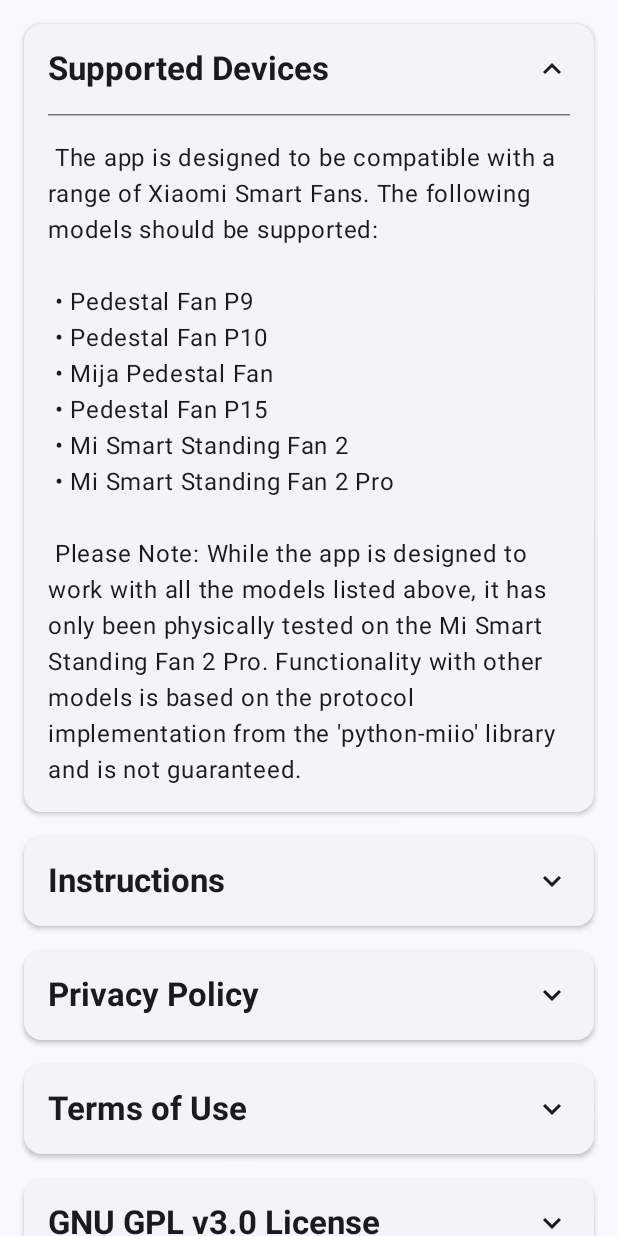
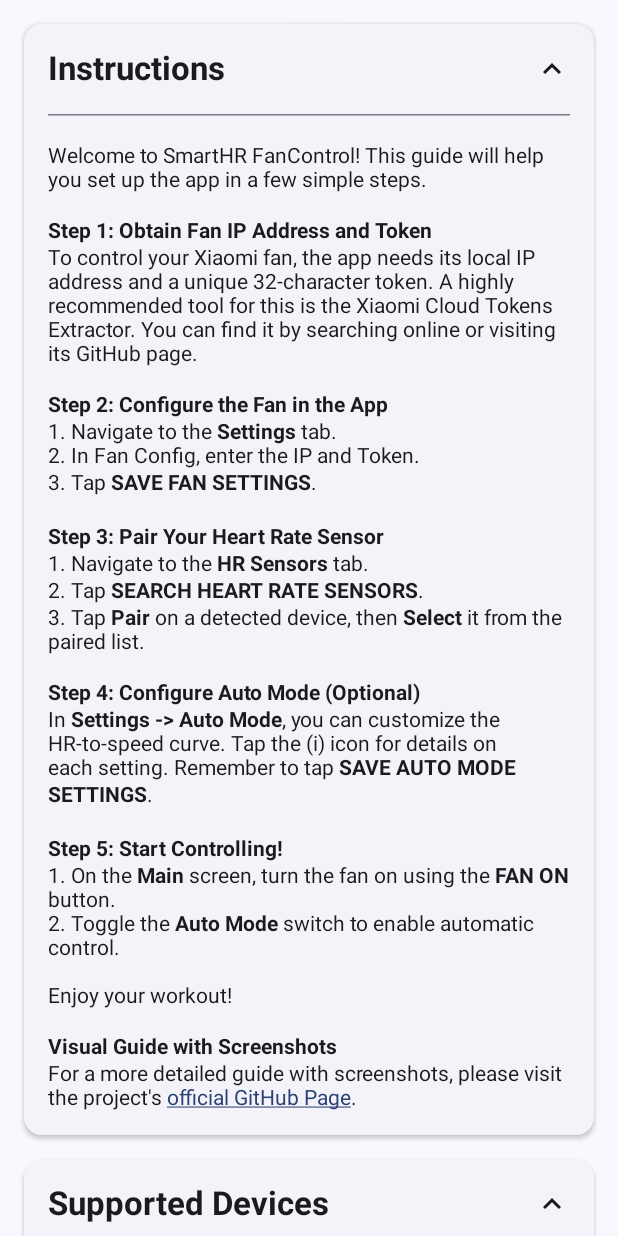
Before and after one commit to chudzik28/SmartHR-FanControl, an Android app built with Jetpack Compose: the composable InfoContent shown on its own in the app's theme, after a tap on "Supported Devices", on a phone screen of 412 x 824 dp. Run offline under Robolectric (Android 15) with nearby library versions, the phone set to English and light mode, and no system bars; 4 statements that could not run were skipped; 1 other tap on this screen came first.

Commit message:
Initial commit

```diff
--- a/app/src/main/java/com/chudzikiewicz/smarthrfancontrol/ui/screens/SettingsScreen.kt
+++ b/app/src/main/java/com/chudzikiewicz/smarthrfancontrol/ui/screens/SettingsScreen.kt
@@ -349,20 +349,18 @@ private fun InfoContent(navController: NavController) {
             .padding(16.dp),
         verticalArrangement = Arrangement.spacedBy(16.dp)
     ) {
+        ExpandableInfoCard(title = stringResource(id = R.string.info_instructions_title)) {
+            HtmlText(html = stringResource(id = R.string.info_instructions_content))
+        }
         ExpandableInfoCard(title = stringResource(id = R.string.info_supported_devices_title)) {
-            Text(text = stringResource(id = R.string.info_supported_devices_content))
-        }
-        ExpandableInfoCard(title = stringResource(id = R.string.info_instructions_title)) {
-            Text(text = stringResource(id = R.string.info_instructions_content))
+            HtmlText(html = stringResource(id = R.string.info_supported_devices_content))
         }
         ExpandableInfoCard(title = stringResource(id = R.string.info_privacy_policy_title)) {
-            Text(text = stringResource(id = R.string.info_privacy_policy_content))
+            HtmlText(html = stringResource(id = R.string.info_privacy_policy_content))
         }
         ExpandableInfoCard(title = stringResource(id = R.string.info_terms_of_use_title)) {
-            Text(text = stringResource(id = R.string.info_terms_of_use_content))
+            HtmlText(html = stringResource(id = R.string.info_terms_of_use_content))
         }
-
-        // NOWA KARTA LICENCJI APLIKACJI
         ExpandableInfoCard(title = stringResource(id = R.string.info_gpl_license_title)) {
             HtmlText(html = stringResource(id = R.string.info_gpl_license_content))
         }
@@ -401,6 +399,7 @@ private fun InfoContent(navController: NavController) {
                     fontWeight = FontWeight.Bold
                 )
                 Spacer(modifier = Modifier.height(4.dp))
+                // Ten string nie ma HTML, więc zwykły Text jest OK
                 Text(
                     text = stringResource(id = R.string.info_acknowledgements_content),
                     style = MaterialTheme.typography.bodyMedium,
@@ -486,7 +485,7 @@ fun HtmlText(html: String, modifier: Modifier = Modifier) {
     val linkColor = MaterialTheme.colorScheme.primary
 
     AndroidView(
-        modifier = modifier,
+        modifier = modifier.fillMaxWidth(),
         factory = { context ->
             TextView(context).apply {
                 movementMethod = LinkMovementMethod.getInstance()
--- a/app/src/main/res/values/strings.xml
+++ b/app/src/main/res/values/strings.xml
@@ -1,111 +1,89 @@
 <resources>
-    <string name="app_name">SmartHr FanControl</string>
+    <string name="app_name">SmartHR FanControl</string>
 
     <string name="info_supported_devices_title">Supported Devices</string>
-    <string name="info_supported_devices_content">
-        The app is designed to be compatible with a range of Xiaomi Smart Fans. The following models should be supported:\n\n
-        • Pedestal Fan P9\n
-        • Pedestal Fan P10\n
-        • Mija Pedestal Fan\n
-        • Pedestal Fan P15\n
-        • Mi Smart Standing Fan 2\n
-        • Mi Smart Standing Fan 2 Pro\n\n
+    <string name="info_supported_devices_content"><![CDATA[
+        The app is designed to be compatible with a range of Xiaomi Smart Fans. The following models should be supported:<br/><br/>
+        • Pedestal Fan P9<br/>
+        • Pedestal Fan P10<br/>
+        • Mija Pedestal Fan<br/>
+        • Pedestal Fan P15<br/>
+        • Mi Smart Standing Fan 2<br/>
+        • Mi Smart Standing Fan 2 Pro<br/><br/>
         <b>Please Note:</b> While the app is designed to work with all the models listed above, it has only been physically tested on the <b>Mi Smart Standing Fan 2 Pro</b>. Functionality with other models is based on the protocol implementation from the \'python-miio\' library and is not guaranteed.
-    </string>
+    ]]></string>
 
     <string name="info_instructions_title">Instructions</string>
-    <string name="info_instructions_content">
-    Welcome to SmartHR FanControl! This guide will help you set up the app in a few simple steps.\n\n
-
-    <b>Step 1: Obtain Fan IP Address and Token</b>\n
-    To control your Xiaomi fan, the app needs its local IP address and a unique 32-character token. Since this app is not affiliated with Xiaomi, you need to retrieve this information yourself using open-source tools.\n\n
-    A highly recommended and user-friendly tool for this is the "Xiaomi Cloud Tokens Extractor". You can find it by searching online or visiting its GitHub page. Simply log in with your Xiaomi/Mi Home account, and the tool will display the IP and Token for all your devices.\n\n
-
-    <b>Step 2: Configure the Fan in the App</b>\n
-    1. Navigate to the <b>Settings</b> tab (the gear icon).\n
-    2. In the "Fan Config" section, enter the IP Address and Token you obtained in the previous step.\n
-    3. Tap the <b>SAVE FAN SETTINGS</b> button. The app will attempt to connect. If successful, the fan status on the Main screen will change to "Connected".\n\n
-
-    <b>Step 3: Pair Your Heart Rate Sensor</b>\n
-    1. Navigate to the <b>HR Sensors</b> tab (the Bluetooth icon).\n
-    2. Tap the <b>SEARCH HEART RATE SENSORS</b> button. The app will scan for nearby BLE heart rate devices for 10 seconds.\n
-    3. New devices will appear under "Detected Devices". Tap <b>Pair</b> to add a sensor to your saved list.\n
-    4. Once a device is paired, it will appear in the "Paired Sensors" list. Tap <b>Select</b> to make it the active sensor for the app.\n\n
-
-    <b>Step 4: Configure Auto Mode (Optional)</b>\n
-    The app comes with sensible default settings, but you can customize them in the <b>Settings -> Auto Mode</b> tab.\n
-    • <b>Heart Rate Range:</b> Defines your effort zone. Below HR Min, the fan runs at minimum speed; above HR Max, at maximum speed.\n
-    • <b>Fan Speed Range:</b> Sets the minimum and maximum speed limits for Auto Mode.\n
-    • <b>Exponent &amp; Smoothing:</b> Advanced settings to control how quickly and smoothly the fan reacts to changes in your heart rate. You can learn more by tapping the (i) icon next to each setting.\n
-    After making changes, remember to tap <b>SAVE AUTO MODE SETTINGS</b>.\n\n
-
-    <b>Step 5: Start Controlling!</b>\n
-    You are now ready to go!\n
-    1. On the <b>Main</b> screen (the home icon), first turn the fan on using the main <b>FAN ON</b> button at the bottom.\n
-    2. To activate automatic control, toggle the <b>Auto Mode</b> switch. The fan speed will now adjust automatically based on your heart rate.\n
-    3. To control the speed manually, make sure Auto Mode is off and use the slider.\n\n
-
-    Enjoy your workout!
-    \n\n<b>Visual Guide with Screenshots</b>\n
-    For a more detailed, visual guide with screenshots, please visit the project\'s official GitHub page:\n
-    &lt;a href="https://github.com/chudzik28/SmartHR-FanControl"&gt;https://github.com/chudzik28/SmartHR-FanControl&lt;/a&gt;
-</string>
+    <string name="info_instructions_content"><![CDATA[
+        Welcome to SmartHR FanControl! This guide will help you set up the app in a few simple steps.<br/><br/>
+        <b>Step 1: Obtain Fan IP Address and Token</b><br/>
+        To control your Xiaomi fan, the app needs its local IP address and a unique 32-character token. A highly recommended tool for this is the "Xiaomi Cloud Tokens Extractor". You can find it by searching online or visiting its GitHub page.<br/><br/>
+        <b>Step 2: Configure the Fan in the App</b><br/>
+        1. Navigate to the <b>Settings</b> tab.<br/>
+        2. In "Fan Config", enter the IP and Token.<br/>
+        3. Tap <b>SAVE FAN SETTINGS</b>.<br/><br/>
+        <b>Step 3: Pair Your Heart Rate Sensor</b><br/>
+        1. Navigate to the <b>HR Sensors</b> tab.<br/>
+        2. Tap <b>SEARCH HEART RATE SENSORS</b>.<br/>
+        3. Tap <b>Pair</b> on a detected device, then <b>Select</b> it from the paired list.<br/><br/>
+        <b>Step 4: Configure Auto Mode (Optional)</b><br/>
+        In <b>Settings -> Auto Mode</b>, you can customize the HR-to-speed curve. Tap the (i) icon for details on each setting. Remember to tap <b>SAVE AUTO MODE SETTINGS</b>.<br/><br/>
+        <b>Step 5: Start Controlling!</b><br/>
+        1. On the <b>Main</b> screen, turn the fan on using the <b>FAN ON</b> button.<br/>
+        2. Toggle the <b>Auto Mode</b> switch to enable automatic control.<br/><br/>
+        Enjoy your workout!<br/><br/>
+        <b>Visual Guide with Screenshots</b><br/>
+        For a more detailed guide with screenshots, please visit the project\'s <a href="https://github.com/chudzik28/SmartHR-FanControl">official GitHub Page</a>.
+    ]]></string>
 
     <string name="info_privacy_policy_title">Privacy Policy</string>
-    <string name="info_privacy_policy_content">
-    Last updated: October 30, 2025\n\n
-    Thank you for using SmartHR FanControl. Your privacy is critically important to us.\n\n
-    <b>1. Data Collection and Use</b>\n
-    This application is a hobby project and operates on a principle of "zero data collection." We do not collect, store, or transmit any personal or usage data to the developer or any third party. The application does not contain advertisements or any form of analytics tracking.\n\n
-    <b>2. Data Storage and Security</b>\n
-    To function, the application requires you to provide sensitive information, such as your fan\'s IP address and token, as well as the MAC addresses of your Bluetooth heart rate sensors. All of this data is stored exclusively on your device. We use Android\'s Jetpack Security library (EncryptedSharedPreferences) to encrypt this data, ensuring it is protected and inaccessible to other applications.\n\n
-    <b>3. Heart Rate (Biometric) Data</b>\n
-    The application receives heart rate data from your chosen Bluetooth sensor in real-time to control your fan. This biometric data is processed entirely on your device and is never stored, logged, or transmitted off your device by the application.\n\n
-    The "Heart Rate Sharing" feature allows you to re-broadcast your heart rate as a standard Bluetooth HR peripheral. Enabling this feature is your choice and responsibility. The application only facilitates this broadcast; it does not monitor or record where this data is sent.\n\n
-    <b>4. Permissions</b>\n
-    The application requires certain permissions to function (e.g., Wi-Fi and Bluetooth access). These permissions are used exclusively for the application\'s core functionality: discovering and communicating with your HR sensor and fan, and optionally, re-broadcasting your heart rate.\n\n
-    <b>5. Third-Party Services</b>\n
-    The application includes a link to "Buy Me a Coffee" for voluntary support. If you choose to use this link, you will be redirected to a third-party website. Your interaction with that website is governed by their own privacy policy and terms of service.\n\n
-    <b>6. Changes to This Privacy Policy</b>\n
-    We may update our Privacy Policy from time to time. We will notify you of any changes by posting the new Privacy Policy within the application.
-</string>
+    <string name="info_privacy_policy_content"><![CDATA[
+        Last updated: October 30, 2025<br/><br/>
+        <b>1. Data Collection and Use</b><br/>
+        This application is a hobby project and does not collect, store, or transmit any personal data. It does not contain advertisements or analytics.<br/><br/>
+        <b>2. Data Storage and Security</b><br/>
+        All settings (fan IP/token, device addresses) are stored exclusively and encrypted on your device. No data ever leaves your phone.<br/><br/>
+        <b>3. Heart Rate (Biometric) Data</b><br/>
+        Heart rate data is processed in real-time on your device and is never stored. Enabling the "Heart Rate Sharing" feature is your choice and responsibility.<br/><br/>
+        <b>4. Permissions</b><br/>
+        Permissions are used exclusively for the app\'s core functionality (communicating with your devices).<br/><br/>
+        <b>5. Third-Party Services</b><br/>
+        The "Buy Me a Coffee" link redirects to a third-party website, governed by its own privacy policy.<br/><br/>
+        <b>6. Changes to This Privacy Policy</b><br/>
+        We may update our Privacy Policy from time to time by posting the new policy within the application.
+    ]]></string>
 
     <string name="info_terms_of_use_title">Terms of Use</string>
-    <string name="info_terms_of_use_content">
-        Last updated: October 30, 2025\n\n
-        By downloading or using the SmartHR FanControl application ("App"), you agree to be bound by these Terms of Use.\n\n
-        <b>1. Software License</b>\n
-        This App is free software, distributed under the terms of the GNU General Public License v3.0 (GPLv3). The full text of the license governs your rights to use, modify, and distribute this software. A summary of these terms is provided for convenience, but the full license text is legally binding.\n\n
-        <b>2. "As Is" Basis and Limitation of Liability</b>\n
-        This App is a personal, hobby project and is provided "AS IS" without any warranties of any kind. In no event shall the developer be liable for any damages resulting from the use or inability to use the App. The entire risk as to the quality and performance of the App is with you.\n\n
-        <b>3. Disclaimer of Affiliation</b>\n
-        This App is an independent project and is not affiliated with, authorized, maintained, sponsored, or endorsed by Xiaomi Inc. or any of its affiliates or subsidiaries.\n\n
-        <b>4. User Responsibility</b>\n
-        You are solely responsible for obtaining your fan\'s IP address and token using third-party tools and for the consequences of using any feature of the App, including "Heart Rate Sharing."\n\n
-        <b>5. Voluntary Support</b>\n
-        The App may include a link for voluntary financial support. Supporting the project is entirely optional and does not grant you any additional features or rights.
-    </string>
+    <string name="info_terms_of_use_content"><![CDATA[
+        Last updated: October 30, 2025<br/><br/>
+        By downloading or using this application ("App"), you agree to be bound by these Terms of Use.<br/><br/>
+        <b>1. Software License</b><br/>
+        This App is free software, distributed under the terms of the <b>GNU General Public License v3.0 (GPLv3)</b>. The full license text governs your rights to use, modify, and distribute this software.<br/><br/>
+        <b>2. "As Is" Basis and Limitation of Liability</b><br/>
+        This App is a hobby project provided "AS IS" without any warranties. In no event shall the developer be liable for any damages resulting from the use of the App.<br/><br/>
+        <b>3. Disclaimer of Affiliation</b><br/>
+        This App is an independent project and is not affiliated with, or endorsed by, Xiaomi Inc.<br/><br/>
+        <b>4. User Responsibility</b><br/>
+        You are solely responsible for obtaining your fan\'s IP address and token and for all consequences of using this App.
+    ]]></string>
+
     <string name="info_oss_licenses_title">Open Source Licenses</string>
     <string name="info_oss_licenses_summary">View licenses of open source software used in this app.</string>
+
     <string name="info_acknowledgements_title">Acknowledgements</string>
-    <string name="info_acknowledgements_content">
-        The core fan control logic in this application is a Kotlin reimplementation of the excellent work done by the developers
-        of the open-source \'python-miio\' library, which is licensed under the GNU General Public License v3.0.
-        This project would not have been possible without their efforts.
-    </string>
+    <string name="info_acknowledgements_content"><![CDATA[
+        The core fan control logic in this application is a Kotlin reimplementation of the excellent work done by the developers of the open-source <b>\'python-miio\'</b> library, which is licensed under the GNU General Public License v3.0. This project would not have been possible without their efforts.
+    ]]></string>
+
     <string name="info_gpl_license_title">GNU GPL v3.0 License</string>
-    <string name="info_gpl_license_content">
-        This program is free software: you can redistribute it and/or modify
-        it under the terms of the GNU General Public License as published by
-        the Free Software Foundation, either version 3 of the License, or
-        (at your option) any later version.\n\n
-        This program is distributed in the hope that it will be useful,
-        but WITHOUT ANY WARRANTY; without even the implied warranty of
-        MERCHANTABILITY or FITNESS FOR A PARTICULAR PURPOSE. See the
-        GNU General Public License for more details.\n\n
-        You should have received a copy of the GNU General Public License
-        along with this program. If not, see &lt;a href="https://www.gnu.org/licenses/gpl-3.0.html"&gt;https://www.gnu.org/licenses/gpl-3.0.html&lt;/a&gt;.\n\n
-        The complete source code for this application is available at:
-        &lt;a href="[LINK_DO_TWOJEGO_GITGUBA]"&gt;[LINK_DO_TWOJEGO_GITGUBA]&lt;/a&gt;
-    </string>
+    <string name="info_gpl_license_content"><![CDATA[
+        This program is free software, distributed under the terms of the GNU General Public License v3.0.<br/><br/>
+        This program is distributed in the hope that it will be useful, but WITHOUT ANY WARRANTY. See the full license for more details.<br/><br/>
+        <b>Source Code</b><br/>
+        The complete source code for this application is available at:<br/>
+        <a href="https://github.com/chudzik28/SmartHR-FanControl">https://github.com/chudzik28/SmartHR-FanControl</a><br/><br/>
+        <b>Full License Text</b><br/>
+        View the full license at:<br/>
+        <a href="https://www.gnu.org/licenses/gpl-3.0.html">https://www.gnu.org/licenses/gpl-3.0.html</a>
+    ]]></string>
 </resources>
```
